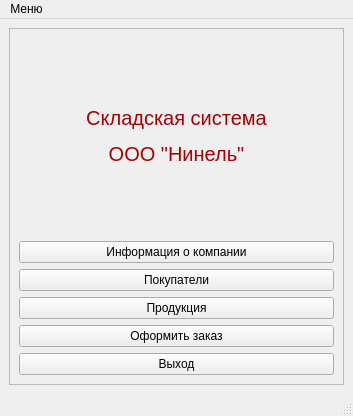
Above: src/WarehouseSystemMainWindow.ui from Belov1807/-WarehouseSystem before the change. Below: the same form after it.
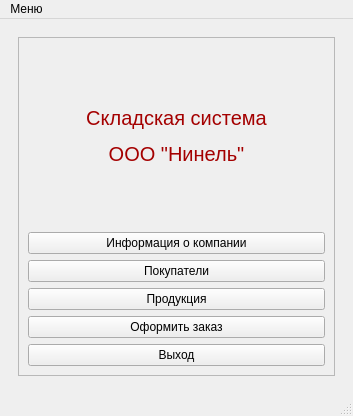
That is the form after the change.

```diff
--- a/src/WarehouseSystemMainWindow.ui
+++ b/src/WarehouseSystemMainWindow.ui
@@ -16,6 +16,9 @@
   <widget class="QWidget" name="centralwidget">
    <layout class="QGridLayout" name="gridLayout_2">
     <item row="0" column="0">
+     <widget class="QWidget" name="widget" native="true">
+      <layout class="QGridLayout" name="gridLayout">
+       <item row="0" column="0">
      <widget class="QFrame" name="frMain">
       <property name="frameShape">
        <enum>QFrame::StyledPanel</enum>
@@ -23,8 +26,8 @@
       <property name="frameShadow">
        <enum>QFrame::Raised</enum>
       </property>
-      <layout class="QGridLayout" name="gridLayout">
-       <item row="0" column="0">
+         <layout class="QVBoxLayout" name="verticalLayout_2">
+          <item>
         <widget class="QLabel" name="lTitle">
          <property name="font">
           <font>
@@ -36,7 +39,7 @@
          </property>
         </widget>
        </item>
-       <item row="1" column="0">
+          <item>
         <layout class="QVBoxLayout" name="verticalLayout">
          <item>
           <widget class="QPushButton" name="pbInfoOfCompany">
@@ -80,6 +83,9 @@
     </item>
    </layout>
   </widget>
+    </item>
+   </layout>
+  </widget>
   <widget class="QMenuBar" name="menubar">
    <property name="geometry">
     <rect>
```
Left out of the diff: 2 changed lines with no effect on the pictures. Lines whose indentation alone changed are shown as unchanged.
